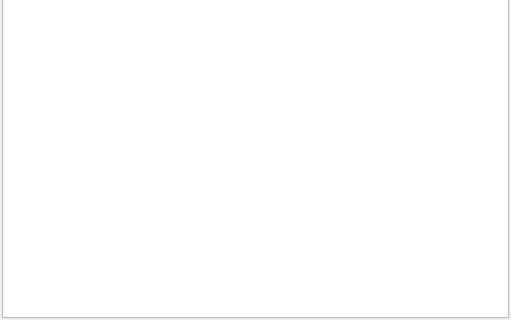
First picture: the form in extensions/variable_inspector/variable_inspector.ui, repository open-cogsci/OpenSesame, before the edit; both pictures show x 0 to 511 and y 267 to 587 of the 511 by 587 pixel window.
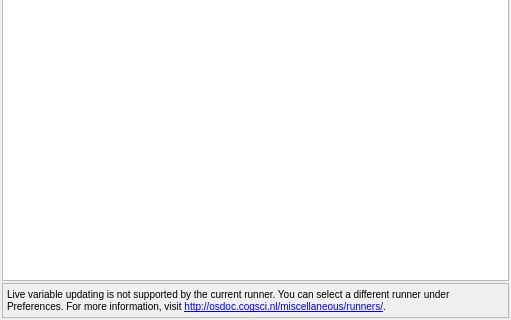
Second picture: the form after the edit. Icons and pictures are not drawn.

Commit message: variable_inspector improvements - Also refresh when hidden - Show notification when the runner has no heartbeat - Don't crash on non-string lists

The edit to the form file:
```diff
--- a/extensions/variable_inspector/variable_inspector.ui
+++ b/extensions/variable_inspector/variable_inspector.ui
@@ -201,6 +201,34 @@
      </column>
     </widget>
    </item>
+   <item>
+    <widget class="QFrame" name="frame">
+     <property name="frameShape">
+      <enum>QFrame::StyledPanel</enum>
+     </property>
+     <property name="frameShadow">
+      <enum>QFrame::Raised</enum>
+     </property>
+     <layout class="QVBoxLayout" name="verticalLayout_2">
+      <property name="margin">
+       <number>4</number>
+      </property>
+      <item>
+       <widget class="QLabel" name="label_no_heartbeat">
+        <property name="text">
+         <string>&lt;small&gt;Live variable updating is not supported by the current runner. You can select a different runner under Preferences. For more information, visit &lt;a href=&quot;http://osdoc.cogsci.nl/miscellaneous/runners/&quot;&gt;&lt;span style=&quot; text-decoration: underline; color:#0000ff;&quot;&gt;http://osdoc.cogsci.nl/miscellaneous/runners/&lt;/span&gt;&lt;/a&gt;.&lt;/small&gt;</string>
+        </property>
+        <property name="wordWrap">
+         <bool>true</bool>
+        </property>
+        <property name="openExternalLinks">
+         <bool>true</bool>
+        </property>
+       </widget>
+      </item>
+     </layout>
+    </widget>
+   </item>
   </layout>
  </widget>
  <resources/>
```
Left out of the diff: 6 changed lines with no effect on the pictures. The commit also changes 3 other files.
